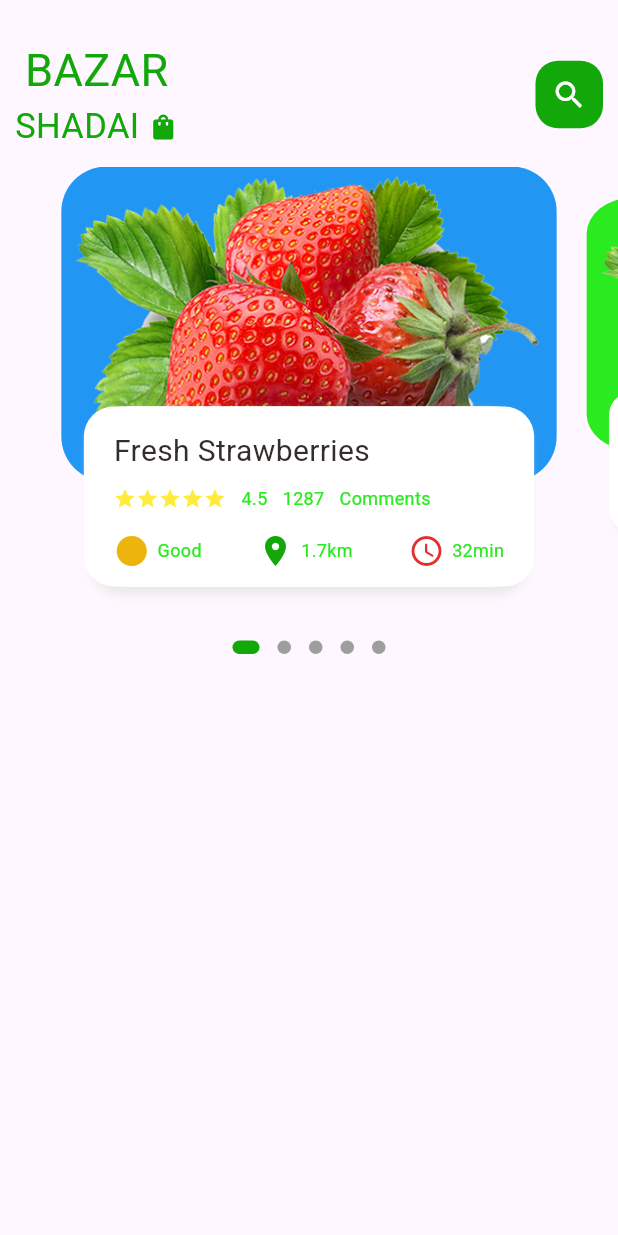
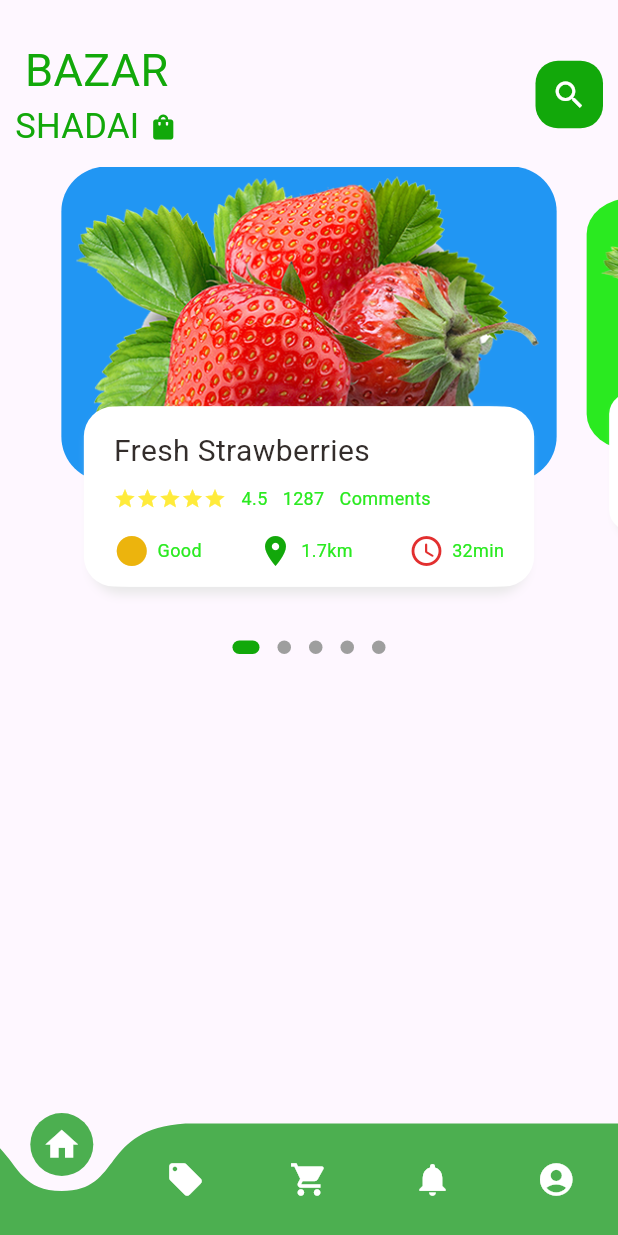
Before and after one commit to smjoy222/bazar_sadaai_app, a Flutter app: the screen it shows after launch, on a phone screen of 412 x 824 dp. Run offline on Flutter 3.47's test engine with Material 3 defaults, Android fonts, the phone set to English and light mode, and no system bars; drawn by our look-alikes of curved_navigation_bar, dots_indicator; our stand-ins replace google_fonts; Roboto replaces fonts that are missing (Plaster).

Commit message:
navbar_marge

```diff
--- a/lib/screens/home_screen.dart
+++ b/lib/screens/home_screen.dart
@@ -1,9 +1,8 @@
-import 'package:bazar_sadaai_app/screens/home_body.dart';
-import 'package:bazar_sadaai_app/utils/colors.dart';
-import 'package:bazar_sadaai_app/widgets/big_text.dart';
-import 'package:bazar_sadaai_app/widgets/small_text.dart';
 import 'package:flutter/material.dart';
 import 'package:google_fonts/google_fonts.dart';
+import 'package:curved_navigation_bar/curved_navigation_bar.dart';
+import 'package:bazar_sadaai_app/utils/colors.dart';
+import 'package:bazar_sadaai_app/screens/home_body.dart';
 
 class HomeScreen extends StatefulWidget {
   const HomeScreen({super.key});
@@ -18,9 +17,8 @@ class _HomeScreenState extends State<HomeScreen> {
     return Scaffold(
       body: Column(
         children: [
-          //showing the header
+          // Header section
           Container(
-            child: Container(
             margin: EdgeInsets.only(top: 25, bottom: 10),
             padding: EdgeInsets.only(left: 10, right: 10),
             child: Row(
@@ -41,8 +39,7 @@ class _HomeScreenState extends State<HomeScreen> {
                         Text(
                           "SHADAI ",
                           style: TextStyle(
-                              fontFamily:
-                                  GoogleFonts.fascinateInline().fontFamily,
+                            fontFamily: GoogleFonts.fascinateInline().fontFamily,
                             color: AppColors.maincolor,
                             fontSize: 23,
                           ),
@@ -54,7 +51,6 @@ class _HomeScreenState extends State<HomeScreen> {
                         ),
                       ],
                     ),
-                      //add_shopping_cart
                   ],
                 ),
                 Center(
@@ -71,10 +67,45 @@ class _HomeScreenState extends State<HomeScreen> {
               ],
             ),
           ),
+          // Home body content
+          Expanded(child: HomeBody()),
+        ],
       ),
-          //showing the body
-          HomeBody(),
+      bottomNavigationBar: CurvedNavigationBar(
+        items: const <Widget>[
+          Icon(Icons.home, size: 26, color: Colors.white),
+          Icon(Icons.local_offer, size: 26, color: Colors.white),
+          Icon(Icons.shopping_cart, size: 26, color: Colors.white),
+          Icon(Icons.notifications, size: 26, color: Colors.white),
+          Icon(Icons.account_circle, size: 26, color: Colors.white),
         ],
+        color: Colors.green,
+        buttonBackgroundColor: Colors.green,
+        backgroundColor: Colors.transparent,
+        animationCurve: Curves.easeInOut,
+        animationDuration: const Duration(milliseconds: 300),
+        onTap: (index) {
+          setState(() {
+            // Handle navigation based on the index tapped
+            switch (index) {
+              case 0:
+                // Navigate to Home
+                break;
+              case 1:
+                // Navigate to Offers
+                break;
+              case 2:
+                // Navigate to Cart
+                break;
+              case 3:
+                // Navigate to Notifications
+                break;
+              case 4:
+                // Navigate to Profile
+                break;
+            }
+          });
+        },
       ),
     );
   }
```
Lines whose indentation alone changed are shown as unchanged.
